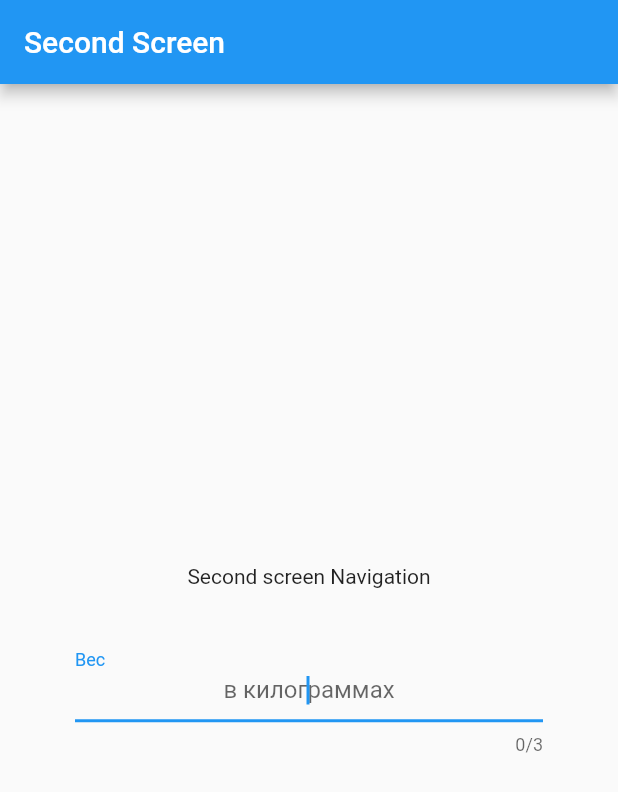
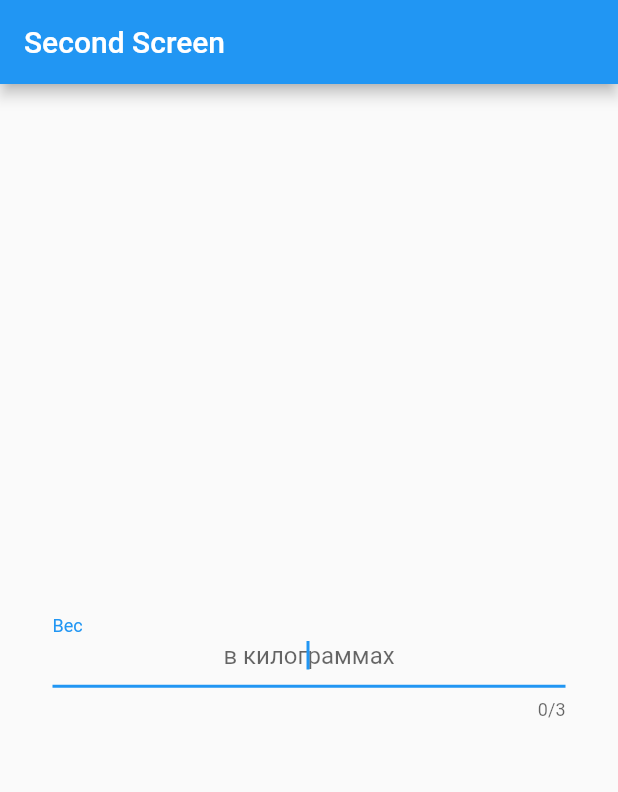
Before and after one commit to mynewskill/Uro_Flutter_ver2, a Flutter app: the screen it shows after launch, on a phone screen of 412 x 824 dp. Shown: the top 792 px of the screen. Run offline on Flutter 3.47's test engine with Material 2 defaults, Android fonts, the phone set to English and light mode, and no system bars.

Commit message:
Second commit. Add _fieldPool method

```diff
--- a/lib/main.dart
+++ b/lib/main.dart
@@ -1,6 +1,7 @@
 import 'package:flutter/material.dart';
 import 'package:flutter/widgets.dart';
 import 'package:uro_control/home_page_logo.dart';
+import 'package:uro_control/my_strings.dart';
 
 void main() {
   runApp(UroControlMain());
@@ -12,7 +13,7 @@ class UroControlMain extends StatelessWidget {
   Widget build(BuildContext context) {
     return MaterialApp(
       debugShowCheckedModeBanner: false,
-      title: 'Flutter Demo',
+      title: MyStrings.appName,
       initialRoute: '/',
       routes: {
         // '/': (context) => UroControlMain(),
@@ -47,43 +48,48 @@ class UroControlMain extends StatelessWidget {
 class SecondPage extends StatelessWidget{
   @override
   Widget build(BuildContext context) {
+    const List<String> entries = <String>['A', 'B', 'C'];
+    const List<int> colorCodes = <int>[600, 500, 100];
+
     return Scaffold(
       appBar: AppBar(
         title: Text("Second Screen"),
         automaticallyImplyLeading: false,
       ),
-      body:Center(
-
-        child: Container(
-          // decoration: BoxDecoration(
-          //   border: Border.all(width: 5, color: Colors.amberAccent)
-          // ),
-          margin: EdgeInsets.symmetric(horizontal: 50.0),
-          child: Column(
-            mainAxisAlignment: MainAxisAlignment.center,
-            children: <Widget>[
-              Padding(
-                padding: const EdgeInsets.only(bottom: 30.0),
-                child: Text(
-                  "Second screen Navigation"
-                ),
-              ),
-              TextField(
-                autofocus: true,
-                keyboardType: TextInputType.number,
-                textAlign: TextAlign.center,
-                maxLength: 3,
-                decoration: InputDecoration(
-                  // border: OutlineInputBorder(),
-                  labelText: 'Вес',
-                  hintText: 'в килограммах',
-                ),
-              )
-            ],
-          ),
+      body: Padding(
+        padding: const EdgeInsets.symmetric(horizontal: 35.0),
+        child: Column(
+          mainAxisAlignment: MainAxisAlignment.center,
+          children: [
+            _fieldPool(label: "Вес", hint: "в килограммах", focus: true)
+          ],
         ),
-      ),
-    );
+      )
+          );
   }
 
 }
+
+// Container(
+// alignment: Alignment.center,
+// decoration: BoxDecoration(
+// border: Border.all(color: Colors.amberAccent, width: 6.0),
+// ),
+// child: Text(
+// "Some Text Here"
+// ),
+// )
+
+TextField _fieldPool({String label, String hint, int maxLen=3, bool focus}) {
+  return TextField(
+    autofocus: focus,
+    keyboardType: TextInputType.number,
+    textAlign: TextAlign.center,
+    maxLength: maxLen,
+    decoration: InputDecoration(
+// border: OutlineInputBorder(),
+      labelText: label,
+      hintText: hint,
+    ),
+  );
+}
```
